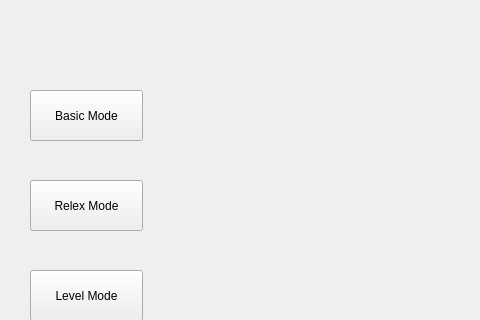
The window that mainwindow.ui (hero919/ImagesMatching) describes before a commit, drawn with Qt 5; both pictures show x 0 to 480 and y 130 to 450 of the 800 by 600 pixel window.
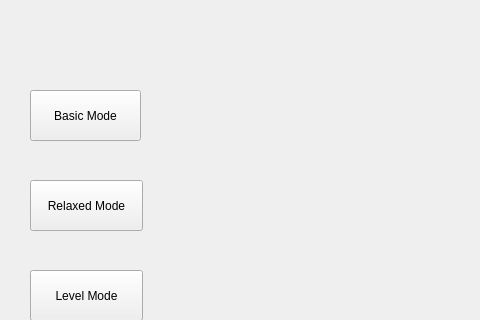
The same window after the commit. Icons and pictures are not drawn.

What changed in the file:
```diff
--- a/mainwindow.ui
+++ b/mainwindow.ui
@@ -52,7 +52,7 @@
      <string notr="true">background-image: url();</string>
     </property>
     <property name="text">
-     <string>Relex Mode</string>
+     <string>Relaxed Mode</string>
     </property>
    </widget>
    <widget class="QPushButton" name="button3">
@@ -60,7 +60,7 @@
      <rect>
       <x>30</x>
       <y>220</y>
-      <width>113</width>
+      <width>111</width>
       <height>51</height>
      </rect>
     </property>
```
